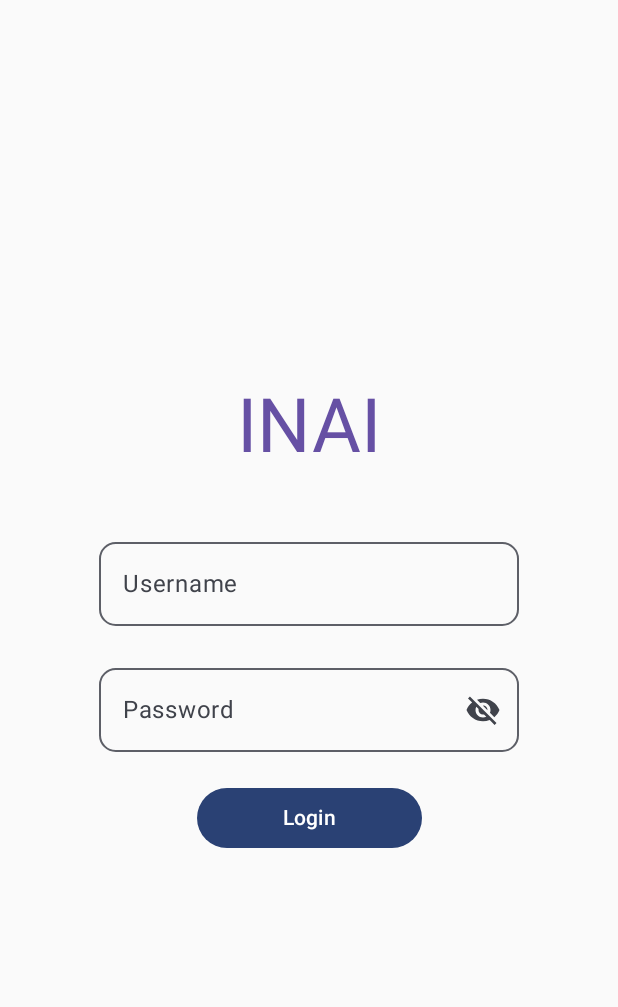
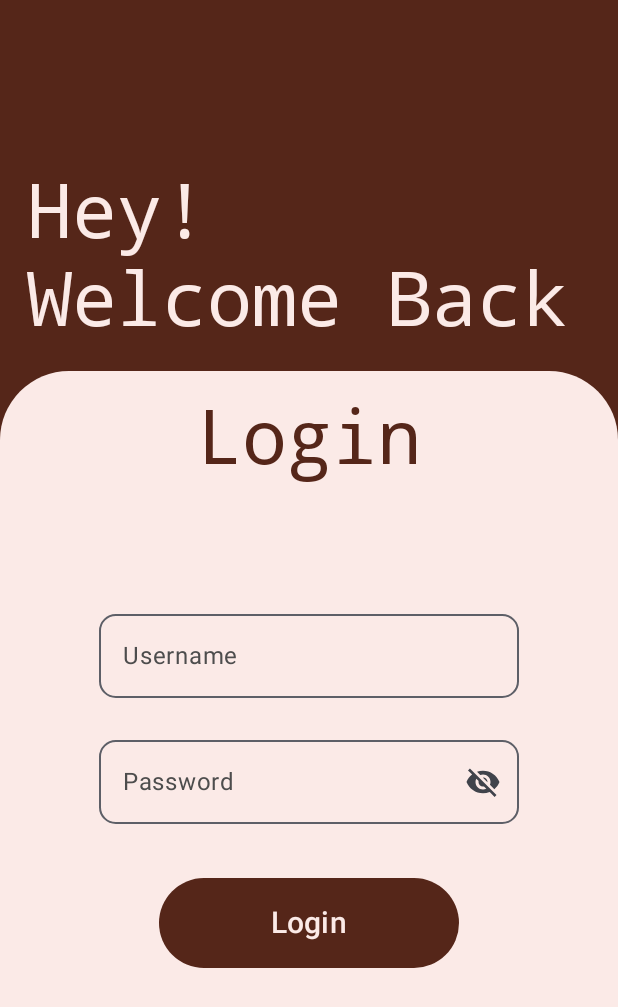
Before and after one commit to 2pizzzza/ChinaiJournal-, an Android app built with Jetpack Compose: the MainActivity screen opened directly, with no data from a screen before it, on a phone screen of 412 x 824 dp. Shown: the top 1007 px of the screen. Run offline under Robolectric (Android 15) with nearby library versions, the phone set to English and light mode, and no system bars; libraries missing offline, so code that uses them is left out: com.google.protobuf, com.journeyapps.barcodescanner, io.grpc, io.grpc.stub.

Commit message:
login screen

```diff
--- a/app/src/main/java/com/inai/journal/presentation/auth/login/LoginScreen.kt
+++ b/app/src/main/java/com/inai/journal/presentation/auth/login/LoginScreen.kt
@@ -2,10 +2,15 @@ package com.inai.journal.presentation.auth.login
 
 import android.util.Log
 import android.widget.Toast
+import androidx.compose.foundation.background
+import androidx.compose.foundation.layout.Arrangement
 import androidx.compose.foundation.layout.Box
 import androidx.compose.foundation.layout.Column
 import androidx.compose.foundation.layout.Spacer
+import androidx.compose.foundation.layout.fillMaxHeight
 import androidx.compose.foundation.layout.fillMaxSize
+import androidx.compose.foundation.layout.fillMaxWidth
+import androidx.compose.foundation.layout.height
 import androidx.compose.foundation.layout.padding
 import androidx.compose.foundation.layout.width
 import androidx.compose.foundation.shape.RoundedCornerShape
@@ -15,6 +20,8 @@ import androidx.compose.material.icons.Icons
 import androidx.compose.material.icons.filled.Visibility
 import androidx.compose.material.icons.filled.VisibilityOff
 import androidx.compose.material3.Button
+import androidx.compose.material3.ButtonColors
+import androidx.compose.material3.ButtonDefaults
 import androidx.compose.material3.Icon
 import androidx.compose.material3.IconButton
 import androidx.compose.material3.OutlinedTextField
@@ -26,18 +33,23 @@ import androidx.compose.runtime.remember
 import androidx.compose.runtime.setValue
 import androidx.compose.ui.Alignment
 import androidx.compose.ui.Modifier
+import androidx.compose.ui.draw.clip
+import androidx.compose.ui.graphics.Color
 import androidx.compose.ui.platform.LocalContext
 import androidx.compose.ui.text.TextStyle
+import androidx.compose.ui.text.font.FontFamily
 import androidx.compose.ui.text.input.KeyboardType
 import androidx.compose.ui.text.input.PasswordVisualTransformation
 import androidx.compose.ui.text.input.VisualTransformation
-import androidx.compose.ui.tooling.preview.Preview
 import androidx.compose.ui.unit.dp
 import androidx.compose.ui.unit.sp
 import androidx.navigation.NavHostController
 import com.inai.journal.data.local.AuthPreferences
 import com.inai.journal.data.local.DataStoreManager
 import com.inai.journal.platform.GrpcClient
+import com.inai.journal.ui.theme.Gray
+import com.inai.journal.ui.theme.Milk
+import com.inai.journal.ui.theme.Milk1
 import com.inai.journal.ui.theme.Purple40
 import kotlinx.coroutines.CoroutineScope
 import kotlinx.coroutines.Dispatchers
@@ -53,17 +65,66 @@ fun LoginScreen(navController: NavHostController) {
     val context = LocalContext.current
 
     val authPreferences = remember { AuthPreferences(DataStoreManager.getInstance(context)) }
+    Column(
+        modifier = Modifier
+            .fillMaxSize()
+            .background(Milk1)
+    ) {
+        Box(
+            contentAlignment = Alignment.BottomStart,
+            modifier = Modifier
+                .fillMaxHeight(0.3f)
+                .fillMaxWidth()
+        ) {
+            Column(
+                modifier = Modifier.padding(18.dp)
+            ) {
+                Text(
+                    text = "Hey!",
+                    style = TextStyle(
+                        fontSize = 50.sp,
+                        color = Milk,
+                        fontFamily = FontFamily.Monospace
+                    )
+                )
+                Text(
+                    text = "Welcome Back",
+                    style = TextStyle(
+                        fontSize = 50.sp,
+                        color = Milk,
+                        fontFamily = FontFamily.Monospace
+                    )
+                )
+            }
+        }
+        Box(
+            modifier = Modifier
+                .fillMaxSize()
+                .clip(RoundedCornerShape(topStart = 46.dp, topEnd = 46.dp))
+
+                .background(Milk)
+        ) {
+
+            Column(horizontalAlignment = Alignment.CenterHorizontally,
+                modifier = Modifier
+                    .padding(15.dp)
+
+            ) {
+                Text(
+                    text = "Login",
+                    style = TextStyle(
+                        fontSize = 50.sp,
+                        color = Milk1,
+                        fontFamily = FontFamily.Monospace
+                    )
+                )
                     Box(
                         contentAlignment = Alignment.Center,
-        modifier = Modifier.fillMaxSize()
+                        modifier = Modifier
+                            .fillMaxWidth()
+                            .padding(top=60.dp)
                     ) {
-        Column(horizontalAlignment = Alignment.CenterHorizontally) {
-            Text(
-                text = "INAI",
-                style = TextStyle(fontSize = 50.sp, color = Purple40)
-            )
-
-            Spacer(modifier = Modifier.padding(10.dp))
+                        Column (horizontalAlignment = Alignment.CenterHorizontally){
                         loginError?.let {
                             Spacer(modifier = Modifier.padding(10.dp))
                             Text(text = it, color = MaterialTheme.colors.error)
@@ -73,9 +134,9 @@ fun LoginScreen(navController: NavHostController) {
                         OutlinedTextField(
                             value = username,
                             onValueChange = { newText -> username = newText },
-                label = { Text(text = "Username") },
+                            label = { Text(text = "Username", color = Gray) },
                             singleLine = true,
-                placeholder = { Text(text = "Type username here") },
+                            placeholder = { Text(text = "Type username here", color = Gray) },
                             shape = RoundedCornerShape(percent = 20),
                         )
 
@@ -84,8 +145,8 @@ fun LoginScreen(navController: NavHostController) {
                         OutlinedTextField(
                             value = password,
                             onValueChange = { newText -> password = newText },
-                label = { Text(text = "Password") },
-                placeholder = { Text(text = "Type password here") },
+                            label = { Text(text = "Password", color = Gray) },
+                            placeholder = { Text(text = "Type password here", color = Gray) },
                             shape = RoundedCornerShape(percent = 20),
                             singleLine = true,
                             visualTransformation = if (showPassword) {
@@ -104,7 +165,7 @@ fun LoginScreen(navController: NavHostController) {
                             }
                         )
 
-            Spacer(modifier = Modifier.padding(10.dp))
+                        Spacer(modifier = Modifier.padding(18.dp))
 
                         val grpcClient = GrpcClient(authPreferences)
 
@@ -115,9 +176,15 @@ fun LoginScreen(navController: NavHostController) {
                                         Log.d("LoginScreen", "$token")
                                         CoroutineScope(Dispatchers.Main).launch {
                                             navController.navigate("main") {
-                                Toast.makeText(context, "Login successful", Toast.LENGTH_SHORT).show()
+                                                Toast.makeText(
+                                                    context,
+                                                    "Login successful",
+                                                    Toast.LENGTH_SHORT
+                                                )
+                                                    .show()
                                                 popUpTo("login") { inclusive = true }
-                            }}
+                                            }
+                                        }
                                     } else {
                                         CoroutineScope(Dispatchers.Main).launch {
                                             loginError = "Incorrect username or password"
@@ -126,12 +193,18 @@ fun LoginScreen(navController: NavHostController) {
                                 }
 
                             },
-                modifier = Modifier.width(150.dp)
+                            colors = ButtonDefaults.buttonColors(containerColor = Milk1),
+                            modifier = Modifier
+                                .width(200.dp)
+                                .height(60.dp)
                         ) {
-                Text(text = "Login")
+                            Text(text = "Login", color = Milk, fontSize = 20.sp)
                         }
 
 
                     }
                 }
             }
+        }
+    }
+}
--- a/app/src/main/java/com/inai/journal/presentation/splash/SplashActivity.kt
+++ b/app/src/main/java/com/inai/journal/presentation/splash/SplashActivity.kt
@@ -13,14 +13,12 @@ import androidx.compose.runtime.LaunchedEffect
 import androidx.compose.runtime.getValue
 import androidx.compose.runtime.mutableStateOf
 import androidx.compose.runtime.remember
-import androidx.compose.runtime.setValue
 import androidx.compose.ui.Alignment
 import androidx.compose.ui.Modifier
 import androidx.compose.ui.tooling.preview.Preview
 import androidx.compose.ui.unit.dp
 import com.airbnb.lottie.compose.LottieAnimation
 import com.airbnb.lottie.compose.LottieCompositionSpec
-import com.airbnb.lottie.compose.LottieConstants
 import com.airbnb.lottie.compose.animateLottieCompositionAsState
 import com.airbnb.lottie.compose.rememberLottieComposition
 import com.inai.journal.MainActivity
@@ -56,7 +54,8 @@ class SplashActivity : ComponentActivity() {
             val isPlaying by remember { mutableStateOf(true) }
             val progress by animateLottieCompositionAsState(
                 composition = composition,
-                isPlaying = isPlaying )
+                isPlaying = isPlaying
+            )
             LottieAnimation(
                 composition = composition,
                 modifier = Modifier
--- a/app/src/main/java/com/inai/journal/ui/theme/Color.kt
+++ b/app/src/main/java/com/inai/journal/ui/theme/Color.kt
@@ -4,10 +4,13 @@ import androidx.compose.ui.graphics.Color
 
 val Purple80 = Color(0xFFD0BCFF)
 val PurpleGrey80 = Color(0xFFCCC2DC)
+val Gray = Color(0xFF4D4D4D)
 val Pink80 = Color(0xFFEFB8C8)
+val Milk = Color(0xFFFBEAE7)
+val Milk1 = Color(0xFF552619)
 
-val Purple40 = Color(0xFF6650a4)
-val PurpleGrey40 = Color(0xFF625b71)
+val Purple40 = Color(0xFFFFFFFF)
+val PurpleGrey40 = Color(0xFFFFFFFF)
 val Pink40 = Color(0xFF7D5260)
 
 val Red = Color(0xFFD89797)
```
Lines whose indentation alone changed are shown as unchanged.
